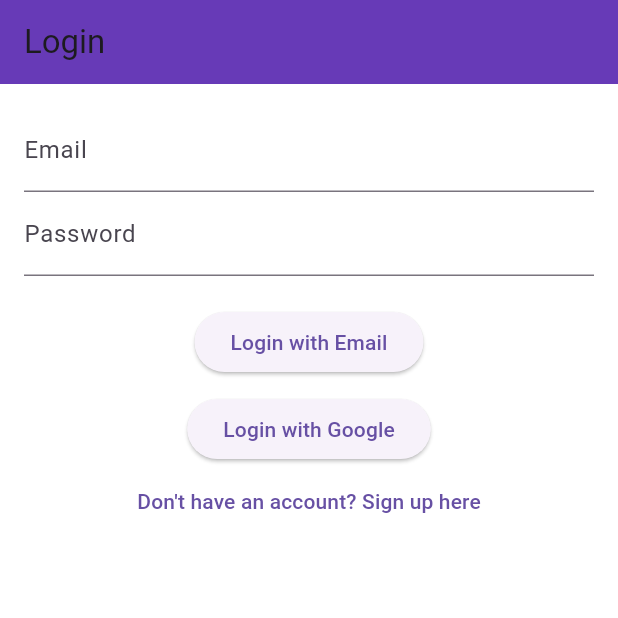
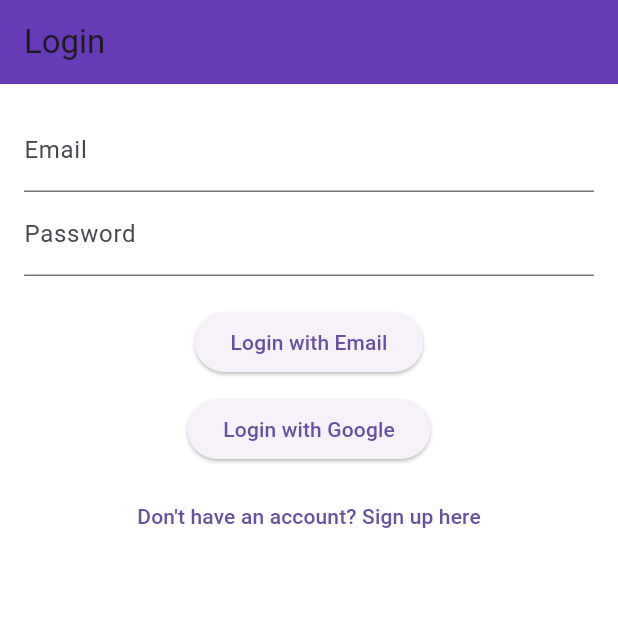
Before and after one commit to IDKSAM27/Agent_X_, a Flutter app: the screen it shows after launch, on a phone screen of 412 x 824 dp, the top half of it. Run offline on Flutter 3.47's test engine with Material 3 defaults, Android fonts, the phone set to English and light mode, and no system bars; our stand-ins replace cloud_firestore, firebase_auth, firebase_core, flutter_dotenv, google_sign_in; accounts and stored records are empty.

Commit message:
SizedBox in login_screen

```diff
--- a/lib/screens/login_screen.dart
+++ b/lib/screens/login_screen.dart
@@ -5,7 +5,6 @@ import 'package:cloud_firestore/cloud_firestore.dart';
 import '../home_screen.dart';
 import 'signup_screen.dart';
 import 'profession_input_screen.dart';
-
 
 class LoginScreen extends StatefulWidget {
   const LoginScreen({super.key});
@@ -99,9 +98,9 @@ void _navigateToHome() async {
   }
 
   void _showError(String message) {
-  ScaffoldMessenger.of(context).showSnackBar(
-    SnackBar(content: Text("Error: $message")),
-  );
+    ScaffoldMessenger.of(
+      context,
+    ).showSnackBar(SnackBar(content: Text("Error: $message")));
   }
 
   @override
@@ -131,6 +130,7 @@ Widget build(BuildContext context) {
               onPressed: _signInWithGoogle,
               child: const Text('Login with Google'),
             ),
+            const SizedBox(height: 10),
             TextButton(
               onPressed: () {
                 Navigator.push(
@@ -140,7 +140,6 @@ Widget build(BuildContext context) {
               },
               child: const Text("Don't have an account? Sign up here"),
             ),
-
           ],
         ),
       ),
```
Lines whose indentation alone changed are shown as unchanged.
